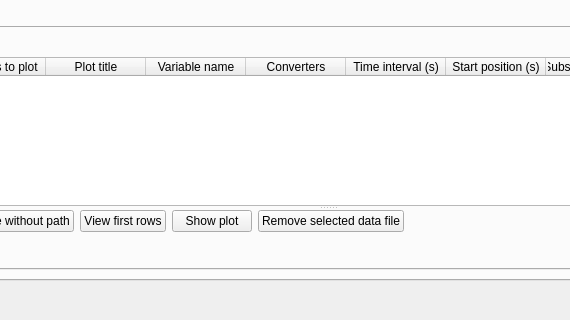
This is src/observation.ui in olivierfriard/BORIS as Qt 5 draws it before an edit; both pictures show x 188 to 758 and y 258 to 578 of the 1032 by 578 pixel window. The edited form follows.
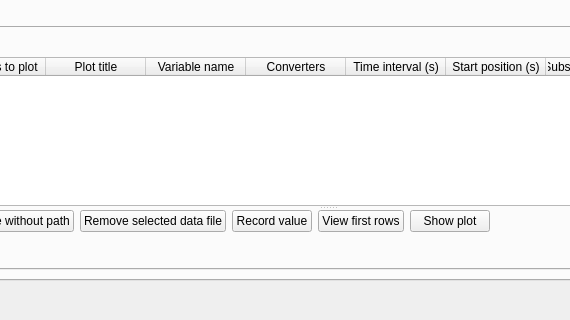
This is the edited form. The open tabs and pages were chosen to show the change.

Commit message: work on recording value from external data file

```diff
--- a/src/observation.ui
+++ b/src/observation.ui
@@ -470,6 +470,20 @@
                        </property>
                       </widget>
                      </item>
+                     <item>
+                      <widget class="QPushButton" name="pb_remove_data_file">
+                       <property name="text">
+                        <string>Remove selected data file</string>
+                       </property>
+                      </widget>
+                     </item>
+                     <item>
+                      <widget class="QPushButton" name="pb_record_value">
+                       <property name="text">
+                        <string>Record value</string>
+                       </property>
+                      </widget>
+                     </item>
                      <item>
                       <widget class="QPushButton" name="pb_view_data_head">
                        <property name="text">
@@ -484,13 +498,6 @@
                        </property>
                       </widget>
                      </item>
-                     <item>
-                      <widget class="QPushButton" name="pb_remove_data_file">
-                       <property name="text">
-                        <string>Remove selected data file</string>
-                       </property>
-                      </widget>
-                     </item>
                      <item>
                       <spacer name="horizontalSpacer_7">
                        <property name="orientation">
```
Left out of the diff: 2 changed lines with no effect on the pictures. The commit also changes 7 other files.
